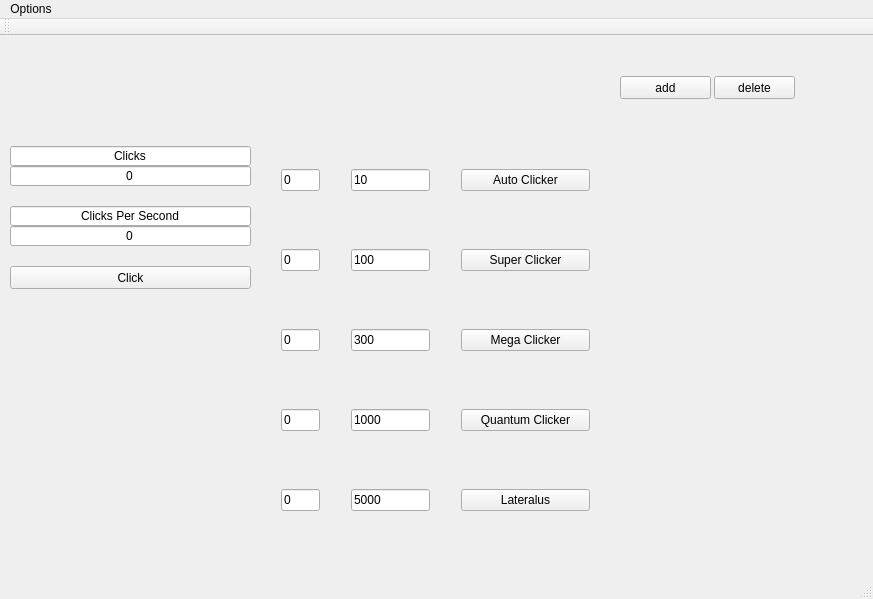
brickpanzer/CCC, file clicker.ui: the form before one commit.
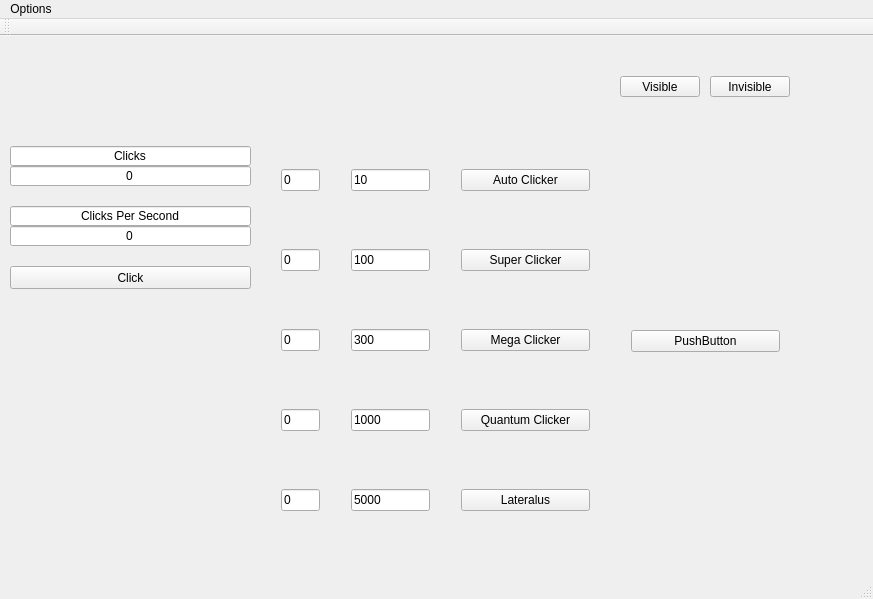
The form after the commit.

```diff
--- a/clicker.ui
+++ b/clicker.ui
@@ -173,7 +173,15 @@
       <height>471</height>
      </rect>
     </property>
-    <layout class="QVBoxLayout" name="verticalLayout_4"/>
+    <layout class="QVBoxLayout" name="verticalLayout_4">
+     <item>
+      <widget class="QPushButton" name="pushButton_3">
+       <property name="text">
+        <string>PushButton</string>
+       </property>
+      </widget>
+     </item>
+    </layout>
    </widget>
    <widget class="QPushButton" name="ClickerButton">
     <property name="geometry">
@@ -269,25 +277,25 @@
      <rect>
       <x>620</x>
       <y>40</y>
-      <width>91</width>
-      <height>23</height>
+      <width>80</width>
+      <height>21</height>
      </rect>
     </property>
     <property name="text">
-     <string>add</string>
+     <string>Visible</string>
     </property>
    </widget>
    <widget class="QPushButton" name="deleteButton">
     <property name="geometry">
      <rect>
-      <x>714</x>
+      <x>710</x>
       <y>40</y>
-      <width>81</width>
-      <height>23</height>
+      <width>80</width>
+      <height>21</height>
      </rect>
     </property>
     <property name="text">
-     <string>delete</string>
+     <string>Invisible</string>
     </property>
    </widget>
   </widget>
```
Left out of the diff: 6 changed lines with no effect on the pictures.
